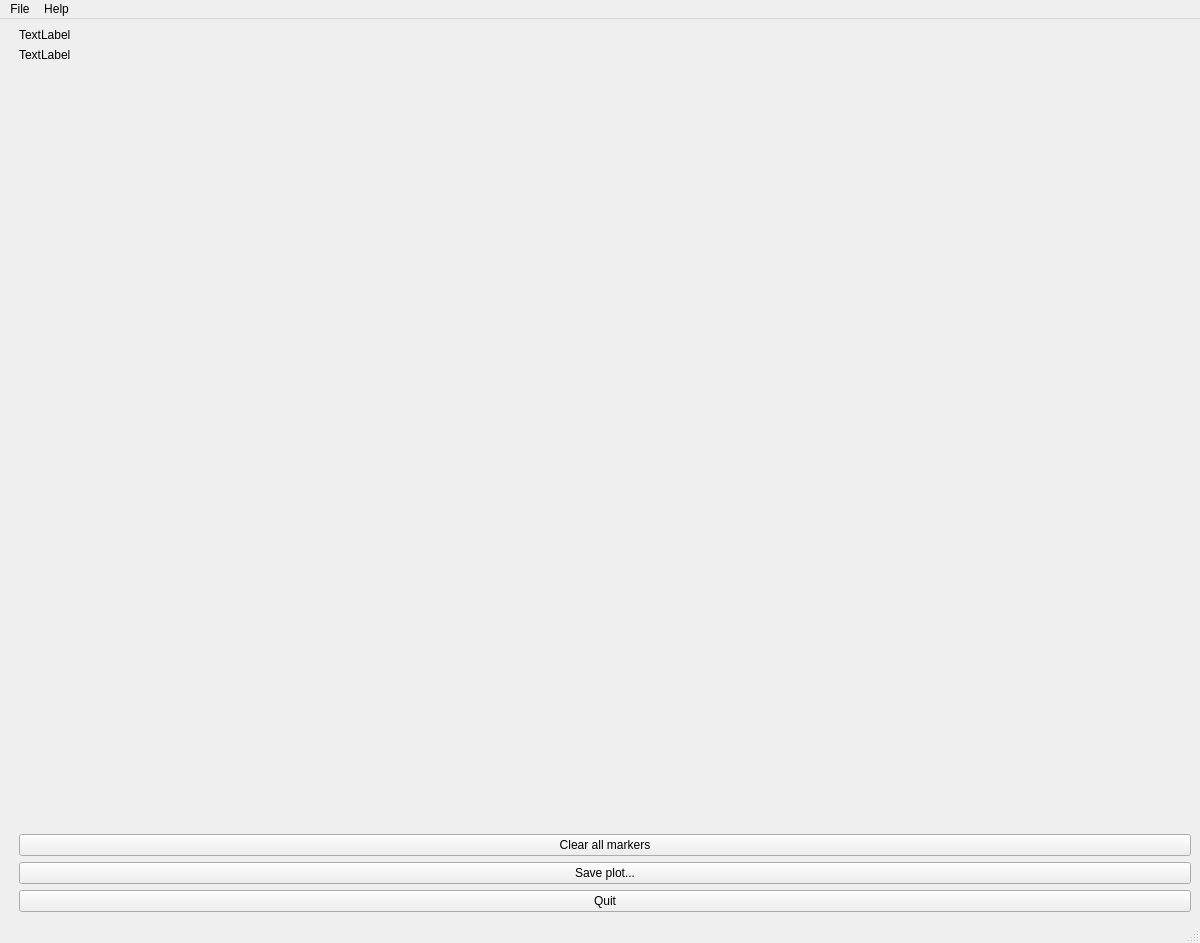
Before: the Qt Designer form gaitutils/nexus_scripts/tardieu.ui in NCH-Motion-Laboratory/gaitutils, drawn with Qt 5.
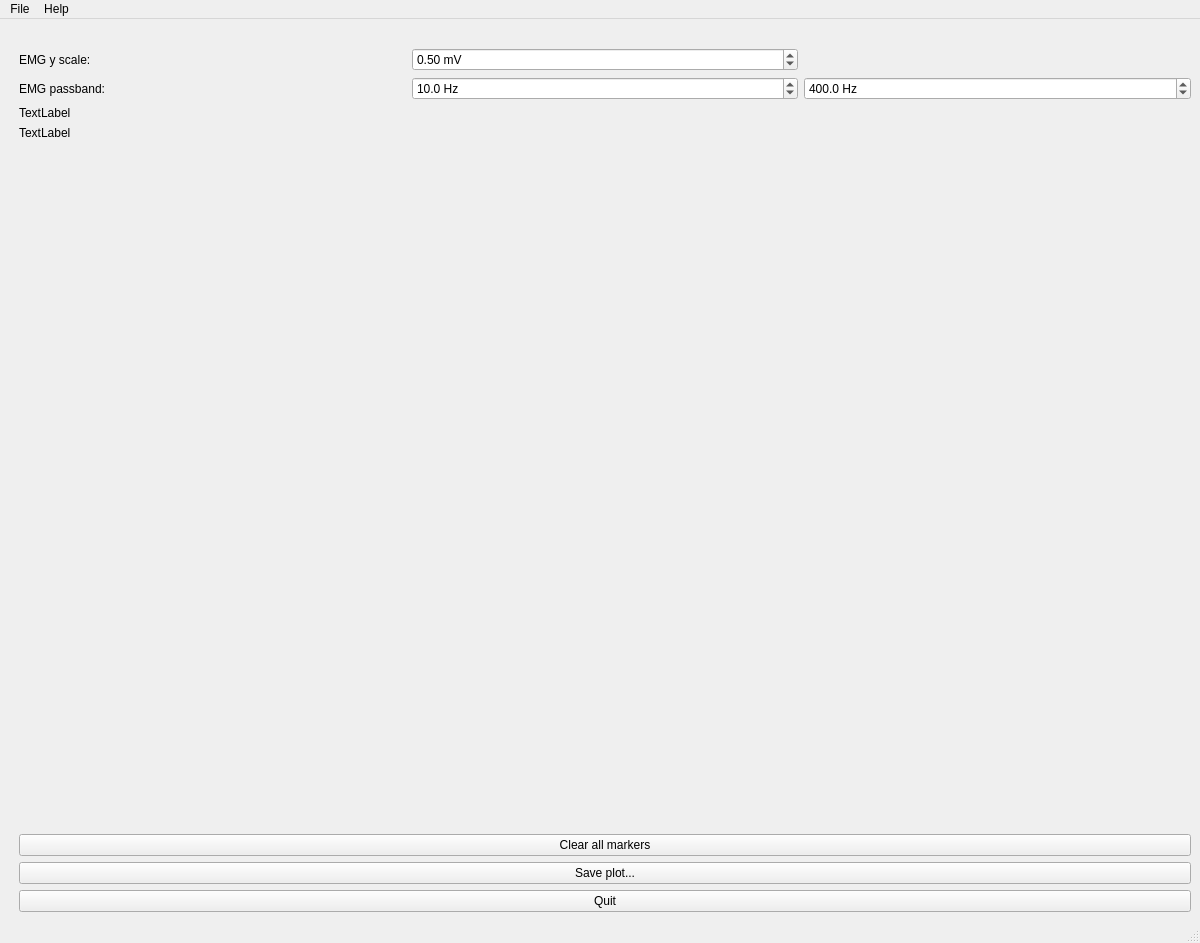
After: the same form once the commit is applied.

```diff
--- a/gaitutils/nexus_scripts/tardieu.ui
+++ b/gaitutils/nexus_scripts/tardieu.ui
@@ -17,7 +17,7 @@
    <layout class="QHBoxLayout" name="horizontalLayout">
     <item>
      <layout class="QGridLayout" name="mainGridLayout">
-      <item row="4" column="0">
+      <item row="7" column="0">
        <spacer name="horizontalSpacer">
         <property name="orientation">
          <enum>Qt::Horizontal</enum>
@@ -33,70 +33,126 @@
         </property>
        </spacer>
       </item>
-      <item row="3" column="1" colspan="2">
+      <item row="6" column="1" colspan="2">
        <widget class="QLabel" name="lblMarkerStatus">
         <property name="text">
          <string>TextLabel</string>
         </property>
        </widget>
       </item>
-      <item row="2" column="1" colspan="2">
+      <item row="5" column="1" colspan="2">
        <widget class="QLabel" name="lblStatus">
         <property name="text">
          <string>TextLabel</string>
         </property>
        </widget>
       </item>
-      <item row="5" column="1">
-       <spacer name="verticalSpacer_2">
-        <property name="orientation">
-         <enum>Qt::Vertical</enum>
-        </property>
-        <property name="sizeHint" stdset="0">
-         <size>
-          <width>20</width>
-          <height>40</height>
-         </size>
-        </property>
-       </spacer>
-      </item>
-      <item row="6" column="1" colspan="2">
-       <spacer name="horizontalSpacer_2">
-        <property name="orientation">
-         <enum>Qt::Horizontal</enum>
-        </property>
-        <property name="sizeType">
-         <enum>QSizePolicy::Fixed</enum>
-        </property>
-        <property name="sizeHint" stdset="0">
-         <size>
-          <width>250</width>
-          <height>20</height>
-         </size>
-        </property>
-       </spacer>
-      </item>
-      <item row="7" column="1" colspan="3">
+      <item row="9" column="1" colspan="3">
        <widget class="QPushButton" name="btnClearMarkers">
         <property name="text">
          <string>Clear all markers</string>
         </property>
        </widget>
       </item>
-      <item row="8" column="1" colspan="3">
+      <item row="10" column="1" colspan="3">
        <widget class="QPushButton" name="btnSaveFig">
         <property name="text">
          <string>Save plot...</string>
         </property>
        </widget>
       </item>
-      <item row="9" column="1" colspan="3">
+      <item row="11" column="1" colspan="3">
        <widget class="QPushButton" name="btnQuit">
         <property name="text">
          <string>Quit</string>
         </property>
        </widget>
       </item>
+      <item row="2" column="3">
+       <widget class="QDoubleSpinBox" name="spEMGHigh">
+        <property name="suffix">
+         <string> Hz</string>
+        </property>
+        <property name="decimals">
+         <number>1</number>
+        </property>
+        <property name="maximum">
+         <double>5000.000000000000000</double>
+        </property>
+        <property name="value">
+         <double>400.000000000000000</double>
+        </property>
+       </widget>
+      </item>
+      <item row="2" column="1">
+       <widget class="QLabel" name="label">
+        <property name="text">
+         <string>EMG passband:</string>
+        </property>
+       </widget>
+      </item>
+      <item row="2" column="2">
+       <widget class="QDoubleSpinBox" name="spEMGLow">
+        <property name="suffix">
+         <string> Hz</string>
+        </property>
+        <property name="decimals">
+         <number>1</number>
+        </property>
+        <property name="maximum">
+         <double>5000.000000000000000</double>
+        </property>
+        <property name="value">
+         <double>10.000000000000000</double>
+        </property>
+       </widget>
+      </item>
+      <item row="1" column="1">
+       <widget class="QLabel" name="label_2">
+        <property name="text">
+         <string>EMG y scale:</string>
+        </property>
+       </widget>
+      </item>
+      <item row="1" column="2">
+       <widget class="QDoubleSpinBox" name="spEMGYScale">
+        <property name="suffix">
+         <string> mV</string>
+        </property>
+        <property name="maximum">
+         <double>100.000000000000000</double>
+        </property>
+        <property name="singleStep">
+         <double>0.100000000000000</double>
+        </property>
+        <property name="value">
+         <double>0.500000000000000</double>
+        </property>
+       </widget>
+      </item>
+      <item row="0" column="1">
+       <widget class="QLabel" name="label_3">
+        <property name="text">
+         <string/>
+        </property>
+       </widget>
+      </item>
+      <item row="8" column="1" colspan="3">
+       <spacer name="verticalSpacer_2">
+        <property name="orientation">
+         <enum>Qt::Vertical</enum>
+        </property>
+        <property name="sizeType">
+         <enum>QSizePolicy::Expanding</enum>
+        </property>
+        <property name="sizeHint" stdset="0">
+         <size>
+          <width>5</width>
+          <height>40</height>
+         </size>
+        </property>
+       </spacer>
+      </item>
      </layout>
     </item>
    </layout>
```
